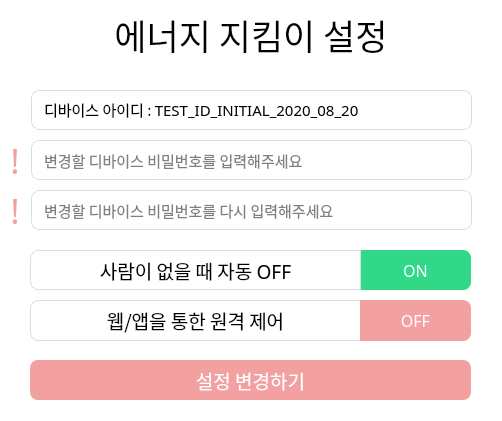
Qt form designer/page_setting.ui (dsm-change-maker/energyprotector-raspberrypi-gui) before a commit.
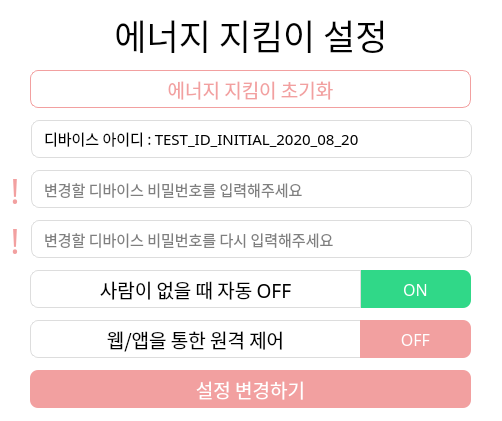
The same form after that commit.

```diff
--- a/designer/page_setting.ui
+++ b/designer/page_setting.ui
@@ -42,9 +42,9 @@
    <property name="geometry">
     <rect>
      <x>31</x>
-     <y>90</y>
+     <y>120</y>
      <width>441</width>
-     <height>40</height>
+     <height>38</height>
     </rect>
    </property>
    <property name="font">
@@ -81,9 +81,9 @@
    <property name="geometry">
     <rect>
      <x>31</x>
-     <y>140</y>
+     <y>170</y>
      <width>441</width>
-     <height>40</height>
+     <height>38</height>
     </rect>
    </property>
    <property name="font">
@@ -120,9 +120,9 @@
    <property name="geometry">
     <rect>
      <x>31</x>
-     <y>190</y>
+     <y>220</y>
      <width>441</width>
-     <height>40</height>
+     <height>38</height>
     </rect>
    </property>
    <property name="font">
@@ -156,9 +156,9 @@
    <property name="geometry">
     <rect>
      <x>360</x>
-     <y>250</y>
+     <y>270</y>
      <width>111</width>
-     <height>40</height>
+     <height>38</height>
     </rect>
    </property>
    <property name="font">
@@ -185,9 +185,9 @@
    <property name="geometry">
     <rect>
      <x>30</x>
-     <y>250</y>
+     <y>270</y>
      <width>331</width>
-     <height>40</height>
+     <height>38</height>
     </rect>
    </property>
    <property name="font">
@@ -212,9 +212,9 @@
    <property name="geometry">
     <rect>
      <x>30</x>
-     <y>300</y>
+     <y>320</y>
      <width>331</width>
-     <height>41</height>
+     <height>38</height>
     </rect>
    </property>
    <property name="font">
@@ -239,9 +239,9 @@
    <property name="geometry">
     <rect>
      <x>360</x>
-     <y>300</y>
+     <y>320</y>
      <width>111</width>
-     <height>41</height>
+     <height>38</height>
     </rect>
    </property>
    <property name="font">
@@ -268,9 +268,9 @@
    <property name="geometry">
     <rect>
      <x>30</x>
-     <y>360</y>
+     <y>370</y>
      <width>441</width>
-     <height>40</height>
+     <height>38</height>
     </rect>
    </property>
    <property name="font">
@@ -296,7 +296,7 @@
    <property name="geometry">
     <rect>
      <x>0</x>
-     <y>140</y>
+     <y>170</y>
      <width>30</width>
      <height>41</height>
     </rect>
@@ -326,7 +326,7 @@
    <property name="geometry">
     <rect>
      <x>0</x>
-     <y>190</y>
+     <y>220</y>
      <width>30</width>
      <height>41</height>
     </rect>
@@ -352,6 +352,34 @@
     <set>Qt::AlignCenter</set>
    </property>
   </widget>
+  <widget class="QPushButton" name="initial_button">
+   <property name="geometry">
+    <rect>
+     <x>30</x>
+     <y>70</y>
+     <width>441</width>
+     <height>38</height>
+    </rect>
+   </property>
+   <property name="font">
+    <font>
+     <family>나눔바른펜</family>
+     <pointsize>14</pointsize>
+    </font>
+   </property>
+   <property name="cursor">
+    <cursorShape>PointingHandCursor</cursorShape>
+   </property>
+   <property name="styleSheet">
+    <string notr="true">background-color:white;
+color: rgb(242,160,160);
+border: 1px solid rgb(242,160,160);
+border-radius: 8%;</string>
+   </property>
+   <property name="text">
+    <string>에너지 지킴이 초기화</string>
+   </property>
+  </widget>
  </widget>
  <resources/>
  <connections/>
```
